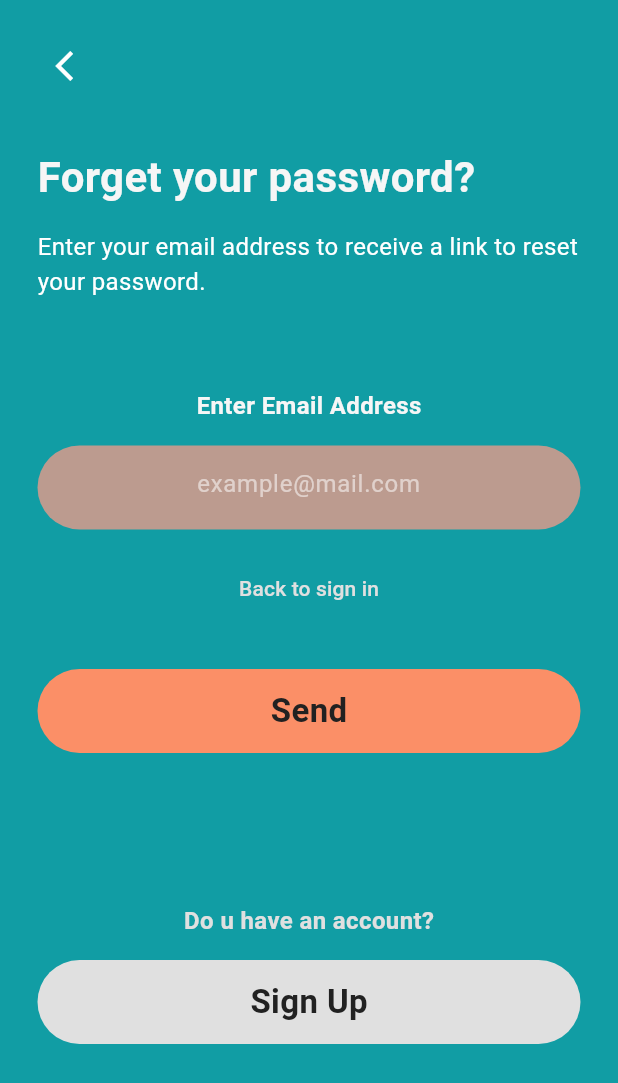
After one commit to TeamA166/WonderTrip, a Flutter app: the ForgotPasswordScreen screen opened directly, on a phone screen of 412 x 824 dp. The commit adds this screen. Shown: the top 1083 px of the screen. Run offline on Flutter 3.47's test engine with Material 3 defaults, Android fonts, the phone set to English and light mode, and no system bars.

Commit message:
Forget Password Pages

```diff
--- /dev/null
+++ b/frontend/lib/forgot_password_screen.dart
@@ -0,0 +1,166 @@
+import 'package:flutter/material.dart';
+// Dosya adlarını ve yollarını projenizdeki gerçek isimlerle eşleştirdiğinizden emin olun
+import 'package:flutter_application_wondertrip/verification_screen.dart';
+import 'package:flutter_application_wondertrip/signup_screen.dart';
+
+class ForgotPasswordScreen extends StatefulWidget {
+  const ForgotPasswordScreen({super.key});
+
+  @override
+  State<ForgotPasswordScreen> createState() => _ForgotPasswordScreenState();
+}
+
+class _ForgotPasswordScreenState extends State<ForgotPasswordScreen> {
+  final TextEditingController _emailController = TextEditingController();
+
+  @override
+  void dispose() {
+    _emailController.dispose();
+    super.dispose();
+  }
+
+  @override
+  Widget build(BuildContext context) {
+    return Scaffold(
+      backgroundColor: const Color(0xFF119DA4),
+      body: SafeArea(
+        child: SingleChildScrollView(
+          padding: const EdgeInsets.symmetric(horizontal: 25.0),
+          child: Column(
+            crossAxisAlignment: CrossAxisAlignment.start,
+            children: [
+              const SizedBox(height: 20),
+              // Geri Butonu
+              IconButton(
+                icon: const Icon(Icons.arrow_back_ios, color: Colors.white),
+                onPressed: () => Navigator.pop(context),
+              ),
+              const SizedBox(height: 30),
+              const Text(
+                'Forget your password?',
+                style: TextStyle(
+                  color: Color(0xFFF6F6F6),
+                  fontSize: 28,
+                  fontWeight: FontWeight.w600
+                ),
+              ),
+              const SizedBox(height: 15),
+              const Text(
+                'Enter your email address to receive a link to reset your password.',
+                style: TextStyle(
+                  color: Colors.white,
+                  fontSize: 16,
+                  fontWeight: FontWeight.w400
+                ),
+              ),
+              const SizedBox(height: 60),
+              const Center(
+                child: Text(
+                  'Enter Email Address',
+                  style: TextStyle(
+                    color: Color(0xFFF6F6F6),
+                    fontSize: 16,
+                    fontWeight: FontWeight.w700
+                  ),
+                ),
+              ),
+              const SizedBox(height: 15),
+              // Email Input
+              Container(
+                height: 56,
+                decoration: BoxDecoration(
+                  color: const Color(0xFFBC9B8F),
+                  borderRadius: BorderRadius.circular(28),
+                ),
+                child: TextField(
+                  controller: _emailController,
+                  textAlign: TextAlign.center,
+                  style: const TextStyle(color: Colors.white),
+                  decoration: const InputDecoration(
+                    border: InputBorder.none,
+                    contentPadding: EdgeInsets.symmetric(vertical: 18),
+                    hintText: "example@mail.com",
+                    hintStyle: TextStyle(color: Colors.white54),
+                  ),
+                ),
+              ),
+              const SizedBox(height: 15),
+              Center(
+                child: TextButton(
+                  onPressed: () => Navigator.pop(context),
+                  child: const Text(
+                    'Back to sign in',
+                    style: TextStyle(color: Color(0xFFE0E0E0), fontSize: 14)
+                  ),
+                ),
+              ),
+              const SizedBox(height: 30),
+              // Send Button
+              GestureDetector(
+                onTap: () {
+                  // E-posta kontrolü sonrası Verification ekranına yönlendirme
+                  Navigator.of(context).push(
+                    MaterialPageRoute(builder: (context) => const VerificationScreen())
+                  );
+                },
+                child: Container(
+                  height: 56,
+                  decoration: BoxDecoration(
+                    color: const Color(0xFFFB8F67),
+                    borderRadius: BorderRadius.circular(28),
+                  ),
+                  child: const Center(
+                    child: Text(
+                      'Send',
+                      style: TextStyle(
+                        color: Color(0xFF212121),
+                        fontSize: 22,
+                        fontWeight: FontWeight.w700
+                      )
+                    ),
+                  ),
+                ),
+              ),
+              const SizedBox(height: 100),
+              const Center(
+                child: Text(
+                  'Do u have an account?',
+                  style: TextStyle(
+                    color: Color(0xFFE0E0E0),
+                    fontSize: 16,
+                    fontWeight: FontWeight.w700
+                  )
+                ),
+              ),
+              const SizedBox(height: 15),
+              // Sign Up Button
+              GestureDetector(
+                onTap: () => Navigator.of(context).push(
+                  MaterialPageRoute(builder: (context) => const SignupScreen())
+                ),
+                child: Container(
+                  height: 56,
+                  decoration: BoxDecoration(
+                    color: const Color(0xFFE0E0E0),
+                    borderRadius: BorderRadius.circular(28),
+                  ),
+                  child: const Center(
+                    child: Text(
+                      'Sign Up',
+                      style: TextStyle(
+                        color: Color(0xFF212121),
+                        fontSize: 22,
+                        fontWeight: FontWeight.w700
+                      )
+                    ),
+                  ),
+                ),
+              ),
+              const SizedBox(height: 20),
+            ],
+          ),
+        ),
+      ),
+    );
+  }
+}
```
Also changed, not shown: frontend/lib/login_screen.dart (+43 -15 lines), frontend/lib/new_password_screen.dart (added, +87 -0 lines), frontend/lib/signup_screen.dart (+49 -10 lines), frontend/lib/verification_screen.dart (added, +182 -0 lines), frontend/pubspec.lock.
